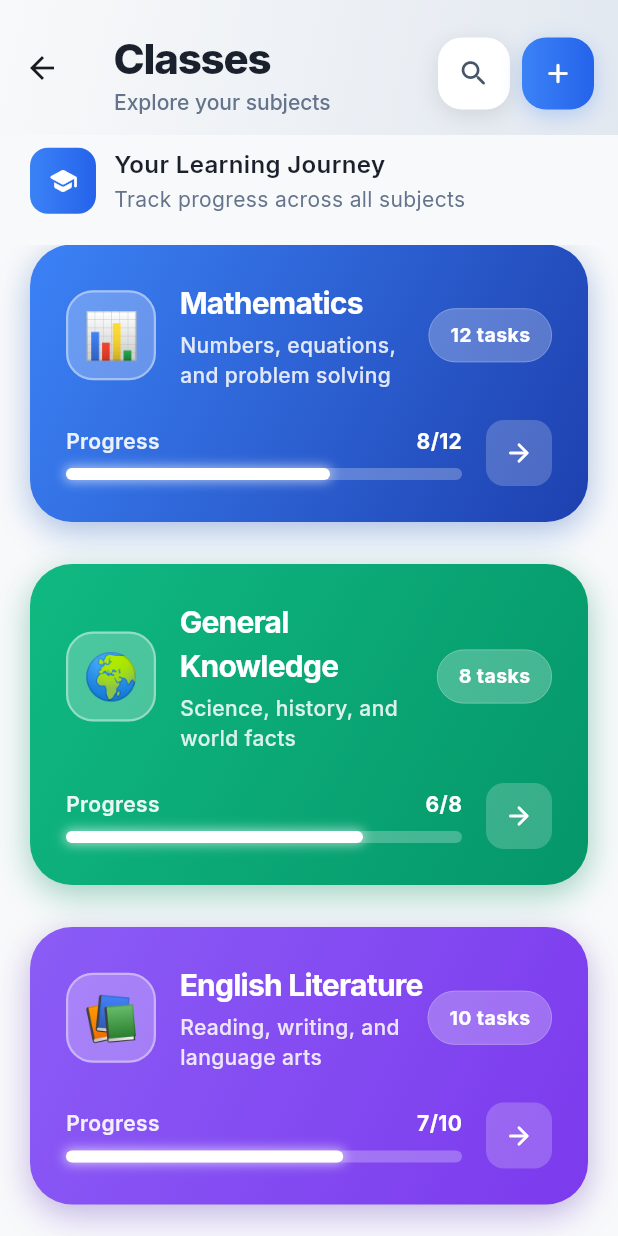
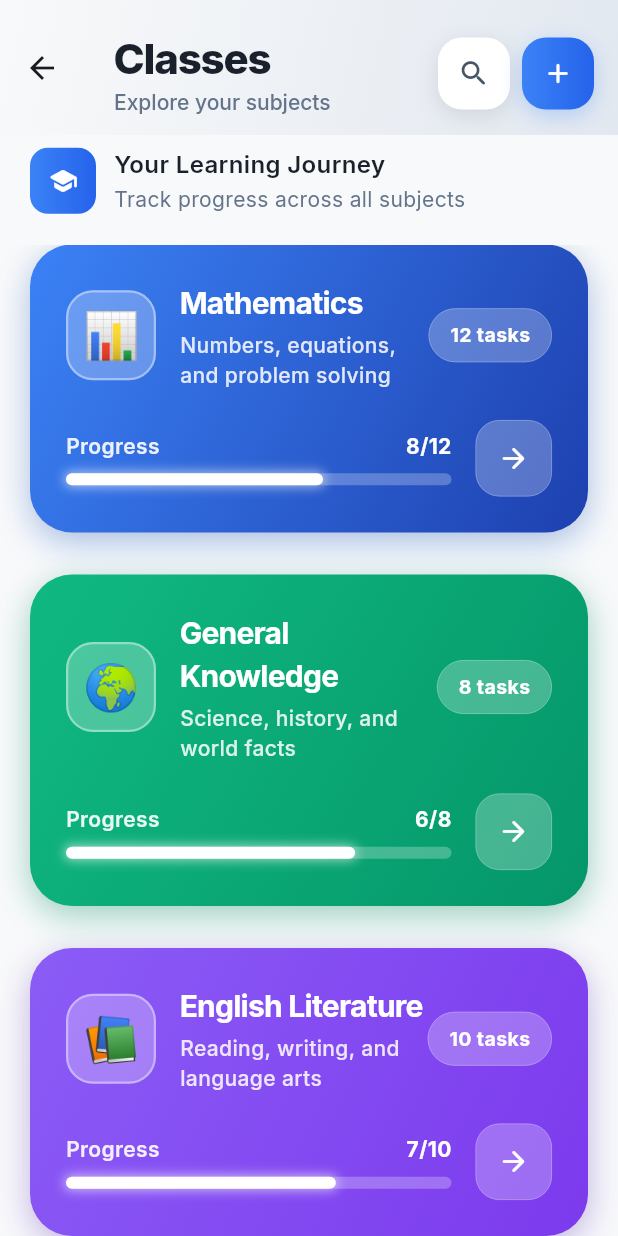
Before and after one commit to Innocent-Gershon/mobile_dev_summative, a Flutter app: the ClassesView screen opened directly, on a phone screen of 412 x 824 dp. Run offline on Flutter 3.47's test engine with Material 3 defaults, Android fonts, the phone set to English and light mode, and no system bars; our stand-ins replace animate_do, cloud_firestore, equatable, file_picker, firebase_auth, firebase_core and 7 more; accounts and stored records are empty; generated files the repository leaves out were written again.

Commit message:
ui: improve arrow button styling with larger size and border

```diff
--- a/edu_bridge_01/lib/presentation/pages/classes/classes_screen.dart
+++ b/edu_bridge_01/lib/presentation/pages/classes/classes_screen.dart
@@ -642,15 +642,19 @@ class _ClassesViewState extends State<ClassesView> with TickerProviderStateMixin
                             ),
                             const SizedBox(width: 16),
                             Container(
-                              padding: const EdgeInsets.all(12),
+                              padding: const EdgeInsets.all(14),
                               decoration: BoxDecoration(
-                                color: Colors.white.withValues(alpha: 0.2),
-                                borderRadius: BorderRadius.circular(12),
+                                color: Colors.white.withValues(alpha: 0.25),
+                                borderRadius: BorderRadius.circular(16),
+                                border: Border.all(
+                                  color: Colors.white.withValues(alpha: 0.3),
+                                  width: 0.5,
+                                ),
                               ),
                               child: const Icon(
                                 Icons.arrow_forward_rounded,
                                 color: Colors.white,
-                                size: 20,
+                                size: 22,
                               ),
                             ),
                           ],
```
